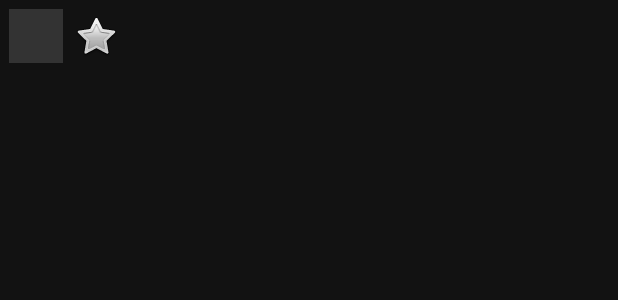
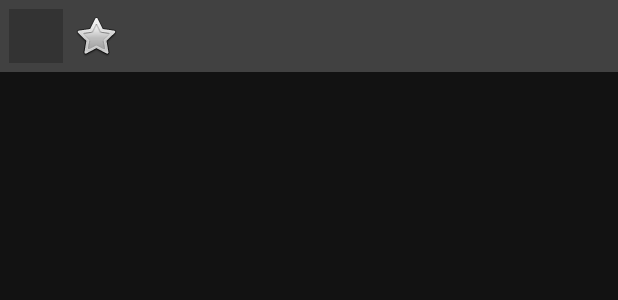
Before and after one commit to donmax76/IpTv, an Android app: the layout item_channel.xml on its own in the app's theme, with its tools: preview values and no code run, on a phone screen of 412 x 824 dp. Shown: the top 300 px of the screen. Run offline under Robolectric (Android 15) with nearby library versions, the phone set to English and light mode, and no system bars.

Commit message:
Universal app: phone + Android TV / TV box
- Add LEANBACK_LAUNCHER for Android TV launcher
- Touchscreen optional (works on TV without touch)
- TV banner for launcher
- DPAD: Left=channels, Right=menu, Menu=menu, Back=exit fullscreen
- Focusable channel items for remote navigation
- Focus highlight for TV

Co-authored-by: donmax76 <donmax76@users.noreply.github.com>

```diff
--- a/TVViewer/app/build.gradle.kts
+++ b/TVViewer/app/build.gradle.kts
@@ -11,8 +11,8 @@ android {
         applicationId = "com.tvviewer"
         minSdk = 24
         targetSdk = 34
-        versionCode = 2
-        versionName = "2.0"
+        versionCode = 3
+        versionName = "2.1"
     }
 
     buildTypes {
--- /dev/null
+++ b/TVViewer/app/src/main/res/drawable/item_channel_focused.xml
@@ -0,0 +1,13 @@
+<?xml version="1.0" encoding="utf-8"?>
+<selector xmlns:android="http://schemas.android.com/apk/res/android">
+    <item android:state_focused="true">
+        <shape android:shape="rectangle">
+            <solid android:color="#33FFFFFF" />
+        </shape>
+    </item>
+    <item>
+        <shape android:shape="rectangle">
+            <solid android:color="#1A1A1A" />
+        </shape>
+    </item>
+</selector>
--- /dev/null
+++ b/TVViewer/app/src/main/res/drawable/tv_banner.xml
@@ -0,0 +1,5 @@
+<?xml version="1.0" encoding="utf-8"?>
+<shape xmlns:android="http://schemas.android.com/apk/res/android"
+    android:shape="rectangle">
+    <solid android:color="#1976D2" />
+</shape>
--- a/TVViewer/app/src/main/res/layout/item_channel.xml
+++ b/TVViewer/app/src/main/res/layout/item_channel.xml
@@ -6,7 +6,10 @@
     android:gravity="center_vertical"
     android:padding="6dp"
     android:minHeight="48dp"
-    android:background="?attr/selectableItemBackground">
+    android:background="@drawable/item_channel_focused"
+    android:focusable="true"
+    android:focusableInTouchMode="true"
+    android:clickable="true">
 
     <ImageView
         android:id="@+id/channelLogo"
--- a/TVViewer/app/src/main/res/layout/item_channel_grid.xml
+++ b/TVViewer/app/src/main/res/layout/item_channel_grid.xml
@@ -6,7 +6,10 @@
     android:gravity="center"
     android:padding="6dp"
     android:minHeight="80dp"
-    android:background="?attr/selectableItemBackground">
+    android:background="@drawable/item_channel_focused"
+    android:focusable="true"
+    android:focusableInTouchMode="true"
+    android:clickable="true">
 
     <ImageView
         android:id="@+id/channelLogo"
```
Also changed, not shown: TVViewer/app/src/main/AndroidManifest.xml (+7 -1 lines), TVViewer/app/src/main/java/com/tvviewer/MainActivity.kt (+25 -7 lines).
